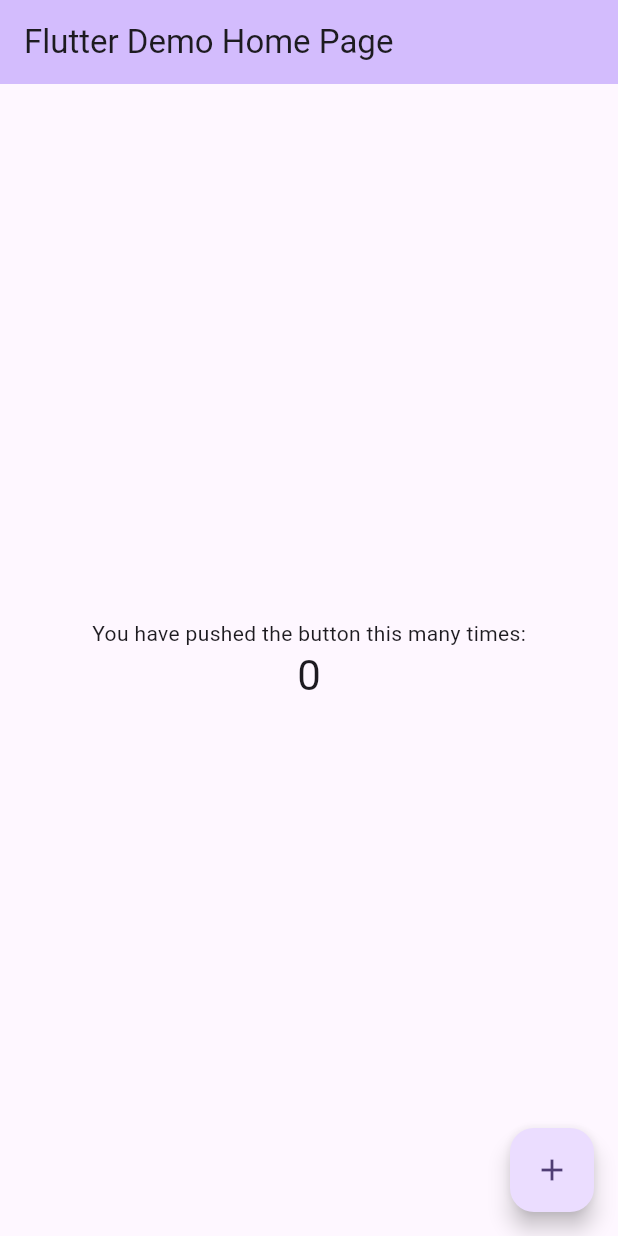
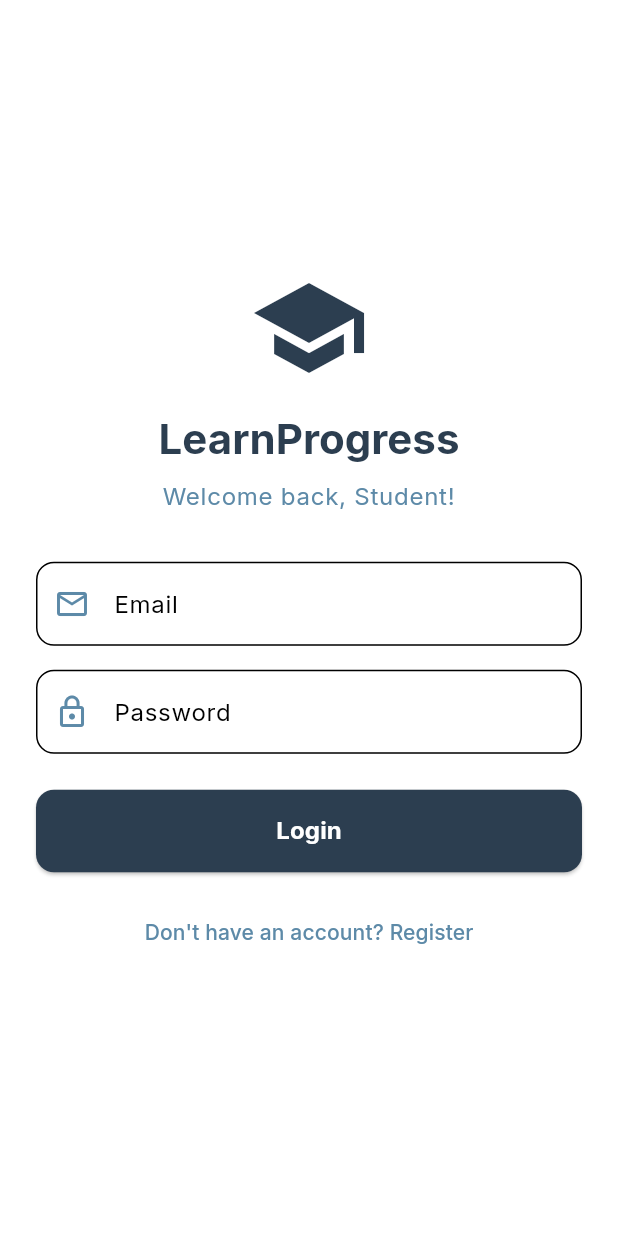
Before and after one commit to Sundus-Ali/learnprogres, a Flutter app: the screen it shows after launch, on a phone screen of 412 x 824 dp. Run offline on Flutter 3.47's test engine with Material 3 defaults, Android fonts, the phone set to English and light mode, and no system bars; our stand-ins replace google_fonts.

Commit message:
Created Login Screen UI and Auth Provider (MVVM, Charcoal Blue theme)

```diff
--- a/lib/main.dart
+++ b/lib/main.dart
@@ -1,4 +1,8 @@
 import 'package:flutter/material.dart';
+import 'package:provider/provider.dart';
+import 'package:learnprogres/core/theme.dart';
+import 'package:learnprogres/viewmodels/auth_viewmodel.dart';
+import 'package:learnprogres/views/auth/login_screen.dart';
 
 void main() {
   runApp(const MyApp());
@@ -7,116 +11,18 @@ void main() {
 class MyApp extends StatelessWidget {
   const MyApp({super.key});
 
-  // This widget is the root of your application.
   @override
   Widget build(BuildContext context) {
-    return MaterialApp(
-      title: 'Flutter Demo',
-      theme: ThemeData(
-        // This is the theme of your application.
-        //
-        // TRY THIS: Try running your application with "flutter run". You'll see
-        // the application has a purple toolbar. Then, without quitting the app,
-        // try changing the seedColor in the colorScheme below to Colors.green
-        // and then invoke "hot reload" (save your changes or press the "hot
-        // reload" button in a Flutter-supported IDE, or press "r" if you used
-        // the command line to start the app).
-        //
-        // Notice that the counter didn't reset back to zero; the application
-        // state is not lost during the reload. To reset the state, use hot
-        // restart instead.
-        //
-        // This works for code too, not just values: Most code changes can be
-        // tested with just a hot reload.
-        colorScheme: ColorScheme.fromSeed(seedColor: Colors.deepPurple),
+    return MultiProvider(
+      providers: [
+        ChangeNotifierProvider(create: (_) => AuthViewModel()),
+      ],
+      child: MaterialApp(
+        title: 'LearnProgress',
+        debugShowCheckedModeBanner: false,
+        theme: AppTheme.lightTheme,
+        home: const LoginScreen(),
       ),
-      home: const MyHomePage(title: 'Flutter Demo Home Page'),
     );
   }
 }
-
-class MyHomePage extends StatefulWidget {
-  const MyHomePage({super.key, required this.title});
-
-  // This widget is the home page of your application. It is stateful, meaning
-  // that it has a State object (defined below) that contains fields that affect
-  // how it looks.
-
-  // This class is the configuration for the state. It holds the values (in this
-  // case the title) provided by the parent (in this case the App widget) and
-  // used by the build method of the State. Fields in a Widget subclass are
-  // always marked "final".
-
-  final String title;
-
-  @override
-  State<MyHomePage> createState() => _MyHomePageState();
-}
-
-class _MyHomePageState extends State<MyHomePage> {
-  int _counter = 0;
-
-  void _incrementCounter() {
-    setState(() {
-      // This call to setState tells the Flutter framework that something has
-      // changed in this State, which causes it to rerun the build method below
-      // so that the display can reflect the updated values. If we changed
-      // _counter without calling setState(), then the build method would not be
-      // called again, and so nothing would appear to happen.
-      _counter++;
-    });
-  }
-
-  @override
-  Widget build(BuildContext context) {
-    // This method is rerun every time setState is called, for instance as done
-    // by the _incrementCounter method above.
-    //
-    // The Flutter framework has been optimized to make rerunning build methods
-    // fast, so that you can just rebuild anything that needs updating rather
-    // than having to individually change instances of widgets.
-    return Scaffold(
-      appBar: AppBar(
-        // TRY THIS: Try changing the color here to a specific color (to
-        // Colors.amber, perhaps?) and trigger a hot reload to see the AppBar
-        // change color while the other colors stay the same.
-        backgroundColor: Theme.of(context).colorScheme.inversePrimary,
-        // Here we take the value from the MyHomePage object that was created by
-        // the App.build method, and use it to set our appbar title.
-        title: Text(widget.title),
-      ),
-      body: Center(
-        // Center is a layout widget. It takes a single child and positions it
-        // in the middle of the parent.
-        child: Column(
-          // Column is also a layout widget. It takes a list of children and
-          // arranges them vertically. By default, it sizes itself to fit its
-          // children horizontally, and tries to be as tall as its parent.
-          //
-          // Column has various properties to control how it sizes itself and
-          // how it positions its children. Here we use mainAxisAlignment to
-          // center the children vertically; the main axis here is the vertical
-          // axis because Columns are vertical (the cross axis would be
-          // horizontal).
-          //
-          // TRY THIS: Invoke "debug painting" (choose the "Toggle Debug Paint"
-          // action in the IDE, or press "p" in the console), to see the
-          // wireframe for each widget.
-          mainAxisAlignment: MainAxisAlignment.center,
-          children: <Widget>[
-            const Text('You have pushed the button this many times:'),
-            Text(
-              '$_counter',
-              style: Theme.of(context).textTheme.headlineMedium,
-            ),
-          ],
-        ),
-      ),
-      floatingActionButton: FloatingActionButton(
-        onPressed: _incrementCounter,
-        tooltip: 'Increment',
-        child: const Icon(Icons.add),
-      ), // This trailing comma makes auto-formatting nicer for build methods.
-    );
-  }
-}
--- /dev/null
+++ b/lib/viewmodels/auth_viewmodel.dart
@@ -0,0 +1,33 @@
+import 'package:flutter/material.dart';
+
+class AuthViewModel extends ChangeNotifier {
+  bool _isLoading = false;
+  bool get isLoading => _isLoading;
+
+  // -- Somali Comments --
+  // Habka gelitaanka (Login function)
+  // Halkan waxaa lagu maamulayaa xaaladda loading-ka iyo wicitaanka API-ga.
+  Future<bool> login(String email, String password) async {
+    _isLoading = true;
+    notifyListeners();
+
+    // TODO: Connect to Real Backend later
+    await Future.delayed(const Duration(seconds: 2)); // Simulating network delay
+
+    _isLoading = false;
+    notifyListeners();
+    return true; // Mock success
+  }
+
+  // Habka diiwaangelinta (Registration function)
+  Future<bool> register(String name, String email, String password) async {
+    _isLoading = true;
+    notifyListeners();
+
+    await Future.delayed(const Duration(seconds: 2));
+
+    _isLoading = false;
+    notifyListeners();
+    return true;
+  }
+}
--- /dev/null
+++ b/lib/views/auth/login_screen.dart
@@ -0,0 +1,155 @@
+import 'package:flutter/material.dart';
+import 'package:provider/provider.dart';
+import 'package:learnprogres/core/theme.dart';
+import 'package:learnprogres/core/constants.dart';
+import 'package:learnprogres/viewmodels/auth_viewmodel.dart';
+
+class LoginScreen extends StatefulWidget {
+  const LoginScreen({super.key});
+
+  @override
+  State<LoginScreen> createState() => _LoginScreenState();
+}
+
+class _LoginScreenState extends State<LoginScreen> {
+  final TextEditingController _emailController = TextEditingController();
+  final TextEditingController _passwordController = TextEditingController();
+  final _formKey = GlobalKey<FormState>();
+
+  @override
+  Widget build(BuildContext context) {
+    final authViewModel = Provider.of<AuthViewModel>(context);
+
+    return Scaffold(
+      backgroundColor: AppTheme.white,
+      body: Center(
+        child: SingleChildScrollView(
+          padding: const EdgeInsets.all(24.0),
+          child: Form(
+            key: _formKey,
+            child: Column(
+              mainAxisAlignment: MainAxisAlignment.center,
+              crossAxisAlignment: CrossAxisAlignment.stretch,
+              children: [
+                // Logo Section
+                const Icon(
+                  Icons.school, // Placeholder for logo
+                  size: 80,
+                  color: AppTheme.charcoalBlue,
+                ),
+                const SizedBox(height: 16),
+                Text(
+                  AppConstants.appName,
+                  textAlign: TextAlign.center,
+                  style: Theme.of(context).textTheme.headlineMedium?.copyWith(
+                        color: AppTheme.charcoalBlue,
+                        fontWeight: FontWeight.bold,
+                      ),
+                ),
+                const SizedBox(height: 8),
+                Text(
+                  'Welcome back, Student!',
+                  textAlign: TextAlign.center,
+                  style: Theme.of(context).textTheme.bodyLarge?.copyWith(
+                        color: AppTheme.dustyDenim,
+                      ),
+                ),
+                const SizedBox(height: 32),
+
+                // Email Field
+                TextFormField(
+                  controller: _emailController,
+                  decoration: InputDecoration(
+                    labelText: 'Email',
+                    prefixIcon: const Icon(Icons.email_outlined, color: AppTheme.dustyDenim),
+                    border: OutlineInputBorder(
+                      borderRadius: BorderRadius.circular(12),
+                    ),
+                    focusedBorder: OutlineInputBorder(
+                      borderRadius: BorderRadius.circular(12),
+                      borderSide: const BorderSide(color: AppTheme.charcoalBlue, width: 2),
+                    ),
+                  ),
+                  validator: (value) {
+                    if (value == null || value.isEmpty) {
+                      return 'Please enter your email';
+                    }
+                    return null;
+                  },
+                ),
+                const SizedBox(height: 16),
+
+                // Password Field
+                TextFormField(
+                  controller: _passwordController,
+                  obscureText: true,
+                  decoration: InputDecoration(
+                    labelText: 'Password',
+                    prefixIcon: const Icon(Icons.lock_outline, color: AppTheme.dustyDenim),
+                    border: OutlineInputBorder(
+                      borderRadius: BorderRadius.circular(12),
+                    ),
+                    focusedBorder: OutlineInputBorder(
+                      borderRadius: BorderRadius.circular(12),
+                      borderSide: const BorderSide(color: AppTheme.charcoalBlue, width: 2),
+                    ),
+                  ),
+                  validator: (value) {
+                    if (value == null || value.isEmpty) {
+                      return 'Please enter your password';
+                    }
+                    return null;
+                  },
+                ),
+                const SizedBox(height: 24),
+
+                // Login Button
+                ElevatedButton(
+                  onPressed: authViewModel.isLoading
+                      ? null
+                      : () {
+                          if (_formKey.currentState!.validate()) {
+                            authViewModel.login(
+                              _emailController.text,
+                              _passwordController.text,
+                            );
+                          }
+                        },
+                  style: ElevatedButton.styleFrom(
+                    padding: const EdgeInsets.symmetric(vertical: 16),
+                    backgroundColor: AppTheme.charcoalBlue,
+                    shape: RoundedRectangleBorder(
+                      borderRadius: BorderRadius.circular(12),
+                    ),
+                  ),
+                  child: authViewModel.isLoading
+                      ? const SizedBox(
+                          height: 20,
+                          width: 20,
+                          child: CircularProgressIndicator(color: AppTheme.white),
+                        )
+                      : const Text(
+                          'Login',
+                          style: TextStyle(fontSize: 16, fontWeight: FontWeight.bold),
+                        ),
+                ),
+                const SizedBox(height: 16),
+
+                // Register Link (To be implemented)
+                TextButton(
+                  onPressed: () {
+                    // Navigate to Register Screen
+                  },
+                  child: const Text(
+                    "Don't have an account? Register",
+                    style: TextStyle(color: AppTheme.dustyDenim),
+                  ),
+                ),
+              ],
+            ),
+          ),
+        ),
+      ),
+    );
+  }
+}
```
